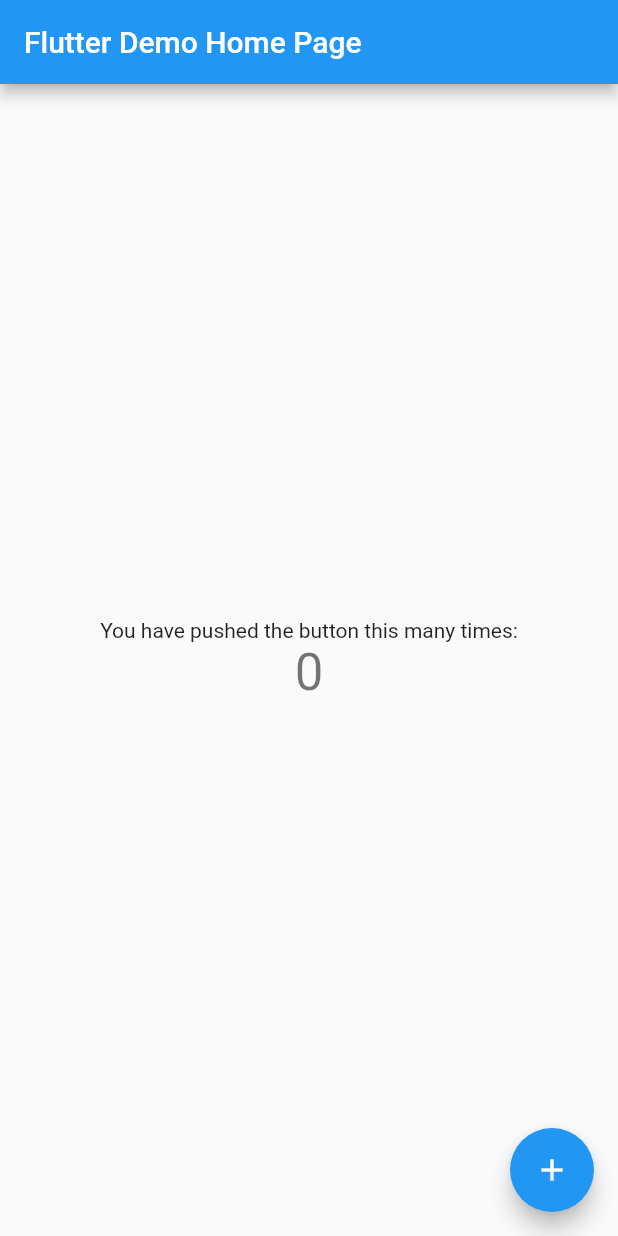
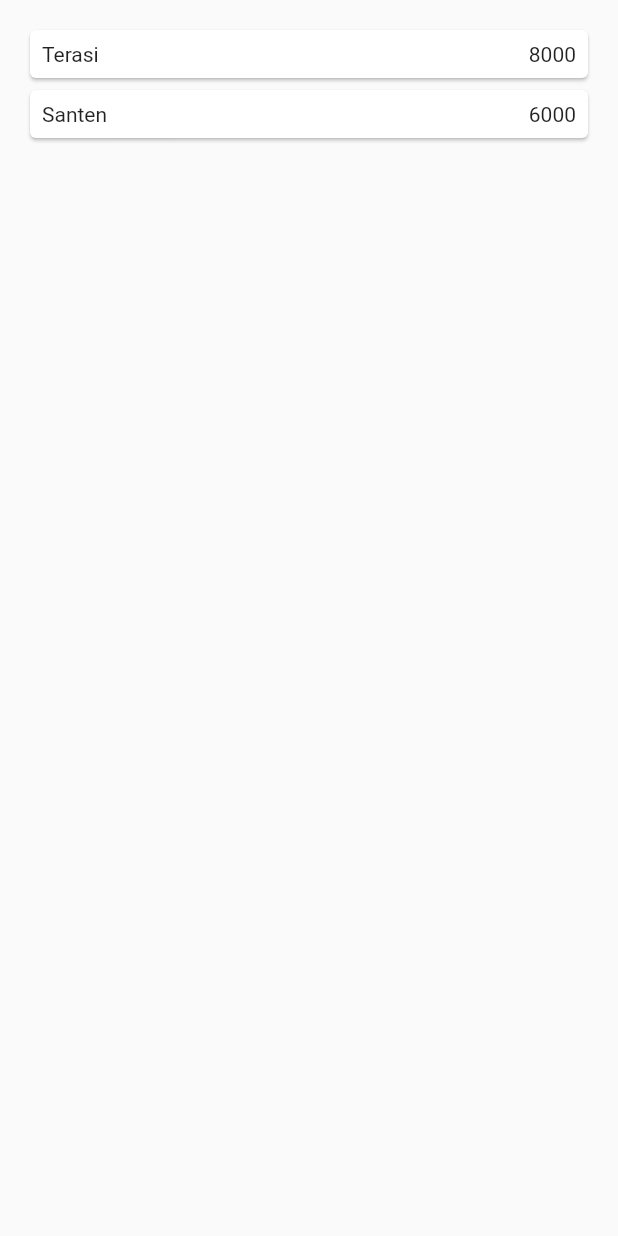
Before and after one commit to daffavcd/ArticleNav, a Flutter app: the screen it shows after launch, on a phone screen of 412 x 824 dp. Run offline on Flutter 3.47's test engine with Material 2 defaults, Android fonts, the light colour scheme and no system bars; missing offline and left inert: dart:js.

Commit message:
latihan praktikum sudah

```diff
--- a/lib/main.dart
+++ b/lib/main.dart
@@ -1,113 +1,15 @@
+import 'dart:js';
+
 import 'package:flutter/material.dart';
+import 'package:jobsheet6/pages/homePages.dart';
+import 'package:jobsheet6/pages/itemPages.dart';
 
 void main() {
-  runApp(MyApp());
+  runApp(MaterialApp(
+    initialRoute: '/',
+    routes: {
+      '/': (context) => HomePages(),
+      '/item': (context) => ItemPages(),
+    },
+  ));
 }
-
-class MyApp extends StatelessWidget {
-  // This widget is the root of your application.
-  @override
-  Widget build(BuildContext context) {
-    return MaterialApp(
-      title: 'Flutter Demo',
-      theme: ThemeData(
-        // This is the theme of your application.
-        //
-        // Try running your application with "flutter run". You'll see the
-        // application has a blue toolbar. Then, without quitting the app, try
-        // changing the primarySwatch below to Colors.green and then invoke
-        // "hot reload" (press "r" in the console where you ran "flutter run",
-        // or simply save your changes to "hot reload" in a Flutter IDE).
-        // Notice that the counter didn't reset back to zero; the application
-        // is not restarted.
-        primarySwatch: Colors.blue,
-      ),
-      home: MyHomePage(title: 'Flutter Demo Home Page'),
-    );
-  }
-}
-
-class MyHomePage extends StatefulWidget {
-  MyHomePage({Key key, this.title}) : super(key: key);
-
-  // This widget is the home page of your application. It is stateful, meaning
-  // that it has a State object (defined below) that contains fields that affect
-  // how it looks.
-
-  // This class is the configuration for the state. It holds the values (in this
-  // case the title) provided by the parent (in this case the App widget) and
-  // used by the build method of the State. Fields in a Widget subclass are
-  // always marked "final".
-
-  final String title;
-
-  @override
-  _MyHomePageState createState() => _MyHomePageState();
-}
-
-class _MyHomePageState extends State<MyHomePage> {
-  int _counter = 0;
-
-  void _incrementCounter() {
-    setState(() {
-      // This call to setState tells the Flutter framework that something has
-      // changed in this State, which causes it to rerun the build method below
-      // so that the display can reflect the updated values. If we changed
-      // _counter without calling setState(), then the build method would not be
-      // called again, and so nothing would appear to happen.
-      _counter++;
-    });
-  }
-
-  @override
-  Widget build(BuildContext context) {
-    // This method is rerun every time setState is called, for instance as done
-    // by the _incrementCounter method above.
-    //
-    // The Flutter framework has been optimized to make rerunning build methods
-    // fast, so that you can just rebuild anything that needs updating rather
-    // than having to individually change instances of widgets.
-    return Scaffold(
-      appBar: AppBar(
-        // Here we take the value from the MyHomePage object that was created by
-        // the App.build method, and use it to set our appbar title.
-        title: Text(widget.title),
-      ),
-      body: Center(
-        // Center is a layout widget. It takes a single child and positions it
-        // in the middle of the parent.
-        child: Column(
-          // Column is also a layout widget. It takes a list of children and
-          // arranges them vertically. By default, it sizes itself to fit its
-          // children horizontally, and tries to be as tall as its parent.
-          //
-          // Invoke "debug painting" (press "p" in the console, choose the
-          // "Toggle Debug Paint" action from the Flutter Inspector in Android
-          // Studio, or the "Toggle Debug Paint" command in Visual Studio Code)
-          // to see the wireframe for each widget.
-          //
-          // Column has various properties to control how it sizes itself and
-          // how it positions its children. Here we use mainAxisAlignment to
-          // center the children vertically; the main axis here is the vertical
-          // axis because Columns are vertical (the cross axis would be
-          // horizontal).
-          mainAxisAlignment: MainAxisAlignment.center,
-          children: <Widget>[
-            Text(
-              'You have pushed the button this many times:',
-            ),
-            Text(
-              '$_counter',
-              style: Theme.of(context).textTheme.headline4,
-            ),
-          ],
-        ),
-      ),
-      floatingActionButton: FloatingActionButton(
-        onPressed: _incrementCounter,
-        tooltip: 'Increment',
-        child: Icon(Icons.add),
-      ), // This trailing comma makes auto-formatting nicer for build methods.
-    );
-  }
-}
--- /dev/null
+++ b/lib/models/item.dart
@@ -0,0 +1,6 @@
+class Item {
+  String name;
+  int price;
+
+  Item({this.name, this.price});
+}
--- /dev/null
+++ b/lib/pages/homePages.dart
@@ -0,0 +1,44 @@
+import 'package:flutter/material.dart';
+import 'package:jobsheet6/models/item.dart';
+
+class HomePages extends StatelessWidget {
+  final List<Item> items = [
+    Item(name: 'Terasi', price: 8000),
+    Item(name: 'Santen', price: 6000),
+  ];
+
+  @override
+  Widget build(BuildContext context) {
+    return new Scaffold(
+      body: Container(
+        margin: EdgeInsets.all(8),
+        child: ListView.builder(
+            padding: EdgeInsets.all(8),
+            itemCount: items.length,
+            itemBuilder: (context, index) {
+              final item = items[index];
+              return InkWell(
+                onTap: () {
+                  Navigator.pushNamed(context, '/item', arguments: item);
+                },
+                child: Card(
+                  child: Container(
+                    margin: EdgeInsets.all(8),
+                    child: Row(
+                      children: [
+                        Expanded(child: Text(item.name)),
+                        Expanded(
+                            child: Text(
+                          item.price.toString(),
+                          textAlign: TextAlign.end,
+                        ))
+                      ],
+                    ),
+                  ),
+                ),
+              );
+            }),
+      ),
+    );
+  }
+}
```
Also changed, not shown: lib/pages/itemPages.dart (added, +35 -0 lines).
